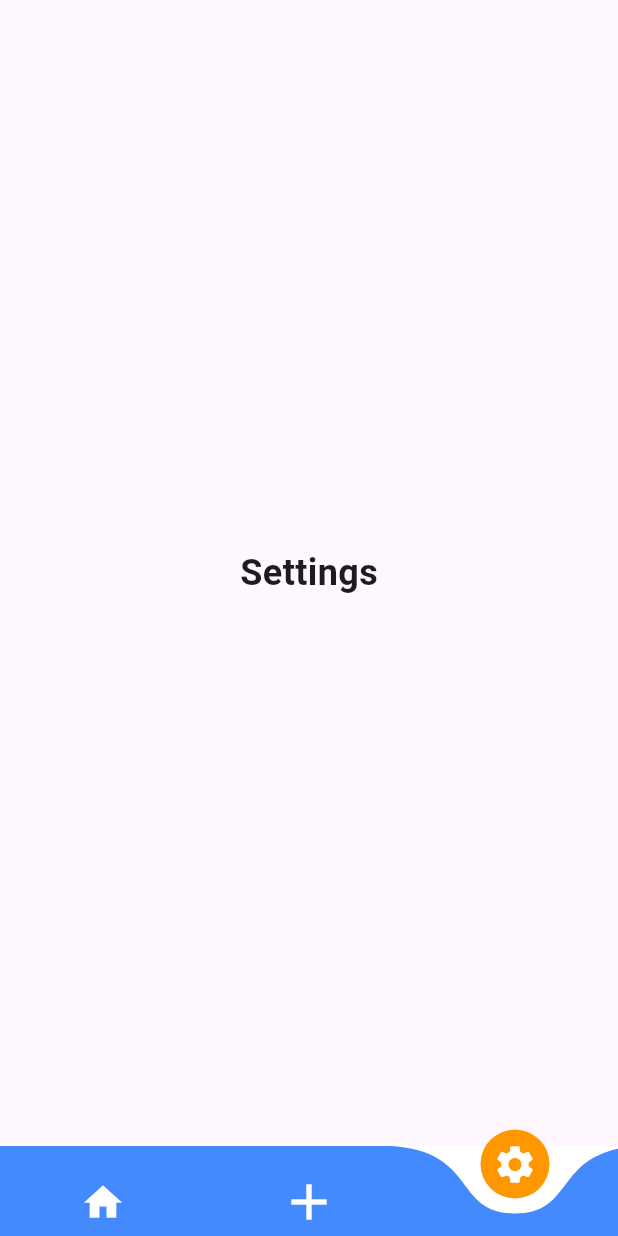
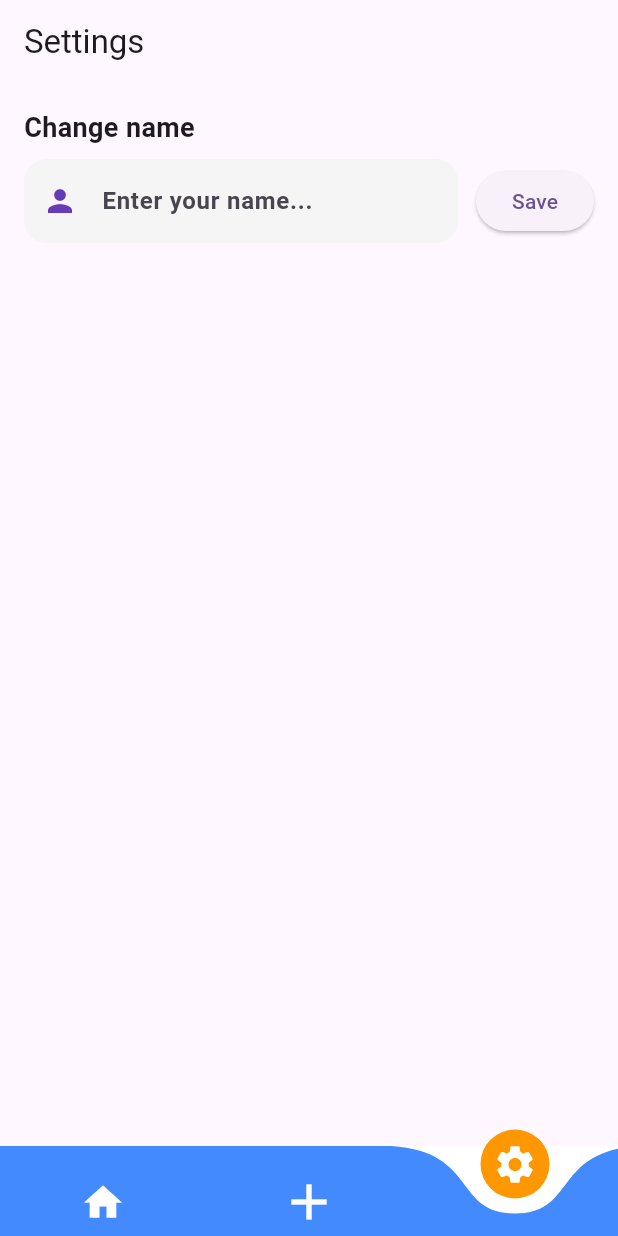
Before and after one commit to sz-adam/habit_tracker, a Flutter app: the screen it shows after launch, item 3 of the bottom bar chosen, on a phone screen of 412 x 824 dp. Run offline on Flutter 3.47's test engine with Material 3 defaults, Android fonts, the phone set to English and light mode, and no system bars; drawn by our look-alikes of curved_navigation_bar; our stand-ins replace flutter_riverpod.

Commit message:
name modification, riverpod addition

```diff
--- /dev/null
+++ b/lib/riverpod/name_provider.dart
@@ -0,0 +1,3 @@
+import 'package:flutter_riverpod/flutter_riverpod.dart';
+
+final userNameProvider = StateProvider<String>((ref) => '');
--- a/lib/screens/settings_screen.dart
+++ b/lib/screens/settings_screen.dart
@@ -1,5 +1,5 @@
-import 'package:flutter/cupertino.dart';
 import 'package:flutter/material.dart';
+import 'package:habit_tracker/widget/update_name.dart';
 
 class SettingsScreen extends StatefulWidget {
   const SettingsScreen({super.key});
@@ -9,14 +9,21 @@ class SettingsScreen extends StatefulWidget {
 }
 
 class _SettingsScreenState extends State<SettingsScreen> {
+  final TextEditingController _nameController = TextEditingController();
+
+  @override
+  void dispose() {
+    _nameController.dispose();
+    super.dispose();
+  }
+
   @override
   Widget build(BuildContext context) {
     return Scaffold(
-      body: Center(
-        child: Text(
-          "Settings",
-          style: TextStyle(fontSize: 24, fontWeight: FontWeight.bold),
-        ),
+      appBar: AppBar(title: Text("Settings")),
+      body: Padding(
+        padding: const EdgeInsets.all(16.0),
+        child: UpdateName()
       ),
     );
   }
--- /dev/null
+++ b/lib/widget/update_name.dart
@@ -0,0 +1,73 @@
+import 'package:flutter/material.dart';
+import 'package:flutter_riverpod/flutter_riverpod.dart';
+
+import '../riverpod/name_provider.dart';
+
+class UpdateName extends ConsumerStatefulWidget {
+  const UpdateName({super.key});
+
+  @override
+  ConsumerState<UpdateName> createState() => _UpdateNameState();
+}
+
+class _UpdateNameState extends ConsumerState<UpdateName> {
+  final TextEditingController _nameController = TextEditingController();
+
+  @override
+  void dispose() {
+    _nameController.dispose();
+    super.dispose();
+  }
+
+  @override
+  Widget build(BuildContext context) {
+    return Column(
+      crossAxisAlignment: CrossAxisAlignment.start,
+      children: [
+        Text(
+          "Change name",
+          style: TextStyle(fontSize: 18, fontWeight: FontWeight.bold),
+        ),
+        SizedBox(height: 8),
+        Row(
+          children: [
+            Expanded(
+              child: TextField(
+                controller: _nameController,
+                style: TextStyle(
+                  color: Colors.deepPurple,
+                  fontWeight: FontWeight.w600,
+                ),
+                decoration: InputDecoration(
+                  hintText: "Enter your name...",
+                  prefixIcon: Icon(Icons.person, color: Colors.deepPurple),
+                  filled: true,
+                  fillColor: Colors.grey.shade100,
+                  border: OutlineInputBorder(
+                    borderRadius: BorderRadius.circular(15),
+                    borderSide: BorderSide.none,
+                  ),
+                ),
+              ),
+            ),
+            SizedBox(width: 12),
+            ElevatedButton(
+              onPressed: () {
+                final enteredName = _nameController.text;
+                if (enteredName.isNotEmpty) {
+                  ref.read(userNameProvider.notifier).state = enteredName;
+                  FocusScope.of(context).unfocus();
+                  ScaffoldMessenger.of(context).showSnackBar(
+                    SnackBar(content: Text('Name saved: $enteredName')),
+                  );
+                  _nameController.clear();
+                }
+              },
+              child: Text("Save"),
+            ),
+          ],
+        ),
+      ],
+    );
+  }
+}
--- a/pubspec.yaml
+++ b/pubspec.yaml
@@ -35,6 +35,7 @@ dependencies:
   # Use with the CupertinoIcons class for iOS style icons.
   cupertino_icons: ^1.0.8
   curved_navigation_bar: ^1.0.6
+  flutter_riverpod: ^2.6.1
 
 dev_dependencies:
   flutter_test:
```
Also changed, not shown: lib/main.dart (+7 -104 lines), lib/screens/home_screen.dart (+14 -5 lines), pubspec.lock.
